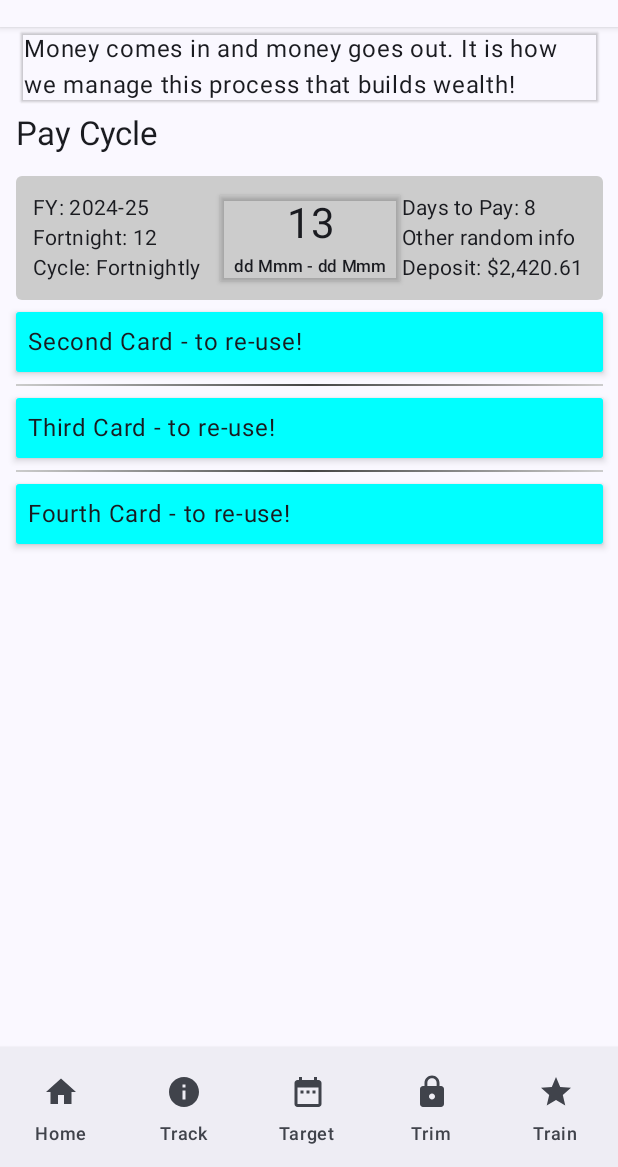
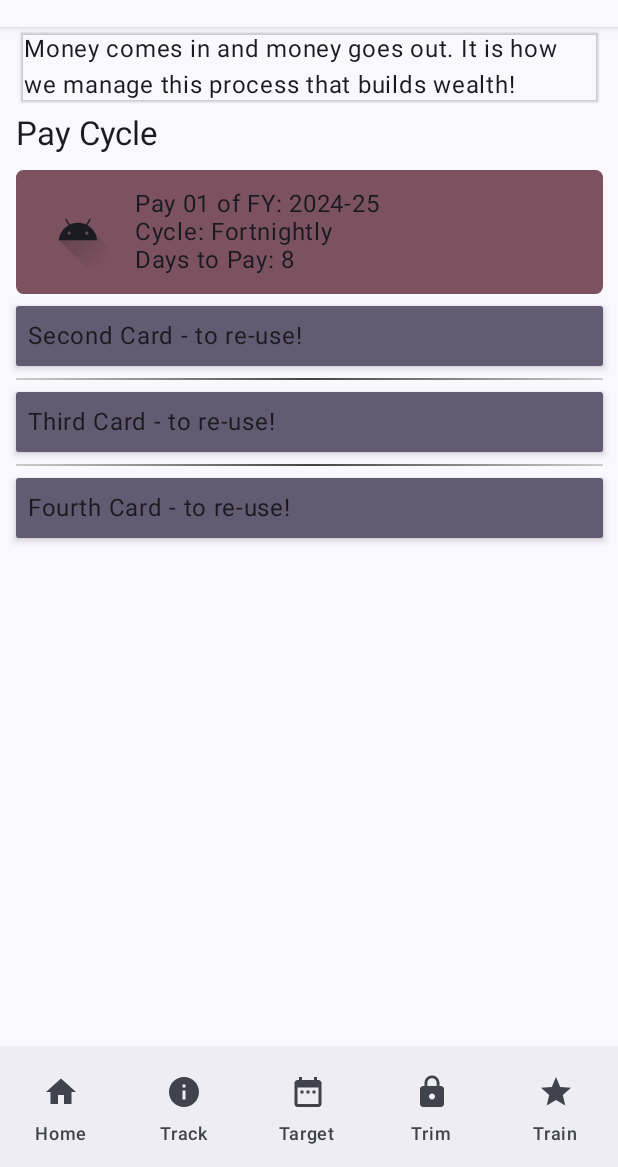
Before and after one commit to waynepeluso1982/Compose, an Android app built with Jetpack Compose: the HomeScreen screen opened through its navigation route, on a phone screen of 412 x 824 dp, the part 69-1236 px from its top. Run offline under Robolectric (Android 15) with nearby library versions, the phone set to English and light mode, and no system bars.

Commit message:
Minor change to cards

```diff
--- a/app/src/main/java/com/example/compose/MainActivity.kt
+++ b/app/src/main/java/com/example/compose/MainActivity.kt
@@ -75,10 +75,12 @@ import androidx.compose.material3.Button
 import androidx.compose.material3.Card
 import androidx.compose.material3.CardDefaults
 import androidx.compose.material3.Checkbox
+import androidx.compose.material3.ChipElevation
 import androidx.compose.material3.Divider
 import androidx.compose.material3.OutlinedTextField
 import androidx.compose.runtime.mutableStateListOf
 import androidx.compose.ui.graphics.Brush
+import androidx.compose.ui.graphics.painter.Painter
 import androidx.compose.ui.res.stringResource
 import androidx.compose.ui.text.font.FontStyle
 import androidx.compose.ui.text.style.TextOverflow
@@ -87,7 +89,9 @@ import androidx.compose.ui.tooling.preview.PreviewParameterProvider
 import androidx.compose.ui.unit.Dp
 import androidx.compose.ui.unit.sp
 import androidx.navigation.compose.rememberNavController
-
+import com.example.compose.ui.theme.British_Racing_Green
+import com.example.compose.ui.theme.Pink40
+import com.example.compose.ui.theme.PurpleGrey40
 
 
 //Global Variables
@@ -106,7 +110,7 @@ class MainActivity :
         setContent {
             ComposeTheme {
                 val startDestination = startDestination ?: "Home"
-                mainDisplay(startDestination = startDestination)
+                MainDisplay(startDestination = startDestination)
             }
         }
     }
@@ -116,7 +120,7 @@ fun main() {}
 
 data class Message(val author: String, val body: String)
 
-// Reusable componants.
+// Reusable components
 @Composable
 fun StandardCardView(
     modifier: Modifier = Modifier,
@@ -128,8 +132,8 @@ fun StandardCardView(
             .wrapContentHeight()
             .padding(top = 8.dp, bottom = 8.dp)
             .shadow(3.dp),
-        colors = CardDefaults.cardColors(containerColor = Color.Cyan) //TODO buld a decent colour scheme!
-        //elevation = CardDefaults.cardElevation(defaultElevation = 3.dp)
+        colors = CardDefaults.cardColors(containerColor = PurpleGrey40), //TODO build a decent colour scheme!
+        elevation = CardDefaults.cardElevation(defaultElevation = 3.dp)
     ) {
         Column(
             modifier = Modifier
@@ -171,7 +175,7 @@ class ComposableProvider : PreviewParameterProvider<String> {
 // ~~~~~~~~~App Bar & Navigation
 @OptIn(ExperimentalMaterial3Api::class)
 @Composable
-fun mainDisplay(startDestination: String /*for the preview navScreen*/) {
+fun MainDisplay(startDestination: String /*for the preview navScreen*/) {
     val navController = rememberNavController()
     //val drawerState = rememberDrawerState(initialValue = DrawerValue.Closed)
 
@@ -236,8 +240,8 @@ fun mainDisplay(startDestination: String /*for the preview navScreen*/) {
         Box(
             modifier = Modifier.fillMaxSize(),
             contentAlignment = Alignment.TopCenter
-        ) {
-            NavHost(navController, startDestination = "Profile", Modifier.padding(innerPadding)) { //Change back to home screen!
+        ) { //Change the Start Destination!
+            NavHost(navController, startDestination = "Home", Modifier.padding(innerPadding)) { //Change back to home screen!
                 composable("Home") { HomeScreen() }
                 composable("Track") { TrackingScreen() }
                 composable("Target") { TargetingScreen() }
@@ -359,7 +363,10 @@ fun ProfileScreen() {
             Row(modifier = Modifier
                 .align(Alignment.CenterHorizontally)
             ) {
-                Text(text = "How to use MIMO", modifier = Modifier.fillMaxWidth().weight(1f).align(Alignment.CenterVertically))
+                Text(text = "How to use MIMO", modifier = Modifier
+                    .fillMaxWidth()
+                    .weight(1f)
+                    .align(Alignment.CenterVertically))
                 Icon(imageVector = Icons.Filled.ArrowForward,
                     contentDescription = "Contact us")
             }
@@ -368,7 +375,10 @@ fun ProfileScreen() {
             Row(modifier = Modifier
                 .align(Alignment.CenterHorizontally)
             ) {
-                Text(text = "Contact Us", modifier = Modifier.fillMaxWidth().weight(1f).align(Alignment.CenterVertically))
+                Text(text = "Contact Us", modifier = Modifier
+                    .fillMaxWidth()
+                    .weight(1f)
+                    .align(Alignment.CenterVertically))
                 Icon(imageVector = Icons.Filled.ArrowForward,
                     contentDescription = "Contact us")
             }
@@ -377,7 +387,10 @@ fun ProfileScreen() {
             Row(modifier = Modifier
                 .align(Alignment.CenterHorizontally)
             ) {
-                Text(text = "Give Feedback", modifier = Modifier.fillMaxWidth().weight(1f).align(Alignment.CenterVertically))
+                Text(text = "Give Feedback", modifier = Modifier
+                    .fillMaxWidth()
+                    .weight(1f)
+                    .align(Alignment.CenterVertically))
                 Icon(imageVector = Icons.Filled.ArrowForward,
                     contentDescription = "Contact us")
             }
@@ -394,7 +407,10 @@ fun ProfileScreen() {
             Row(modifier = Modifier
                 .align(Alignment.CenterHorizontally)
             ) {
-                Text(text = "Notifications", modifier = Modifier.fillMaxWidth().weight(1f).align(Alignment.CenterVertically))
+                Text(text = "Notifications", modifier = Modifier
+                    .fillMaxWidth()
+                    .weight(1f)
+                    .align(Alignment.CenterVertically))
                 Icon(imageVector = Icons.Filled.ArrowForward,
                     contentDescription = "Contact us")
             }
@@ -403,7 +419,10 @@ fun ProfileScreen() {
             Row(modifier = Modifier
                 .align(Alignment.CenterHorizontally)
             ) {
-                Text(text = "Legal Notice", modifier = Modifier.fillMaxWidth().weight(1f).align(Alignment.CenterVertically))
+                Text(text = "Legal Notice", modifier = Modifier
+                    .fillMaxWidth()
+                    .weight(1f)
+                    .align(Alignment.CenterVertically))
                 Icon(imageVector = Icons.Filled.ArrowForward,
                     contentDescription = "Contact us")
             }
@@ -600,7 +619,11 @@ fun TrainingScreen() {
 // ~~~~App Bar & Navigation~~~~
 
 @Composable
-fun PayCycleCard() {
+fun PayCycleCard(
+    modifier: Modifier = Modifier
+        .fillMaxWidth()
+        .padding(16.dp)
+) {
     // Financial Year
     val dateToday = LocalDate.now()
     val isLeapYear = dateToday.year % 4 == 0 // Check if the current year is a leap year
@@ -621,75 +644,35 @@ fun PayCycleCard() {
         modifier = Modifier.padding(top = 4.dp, bottom = 4.dp)
     )
 
-    Spacer(modifier = Modifier.height(10.dp))
+    Spacer(modifier = Modifier.height(6.dp))
 
     Surface(
-        shape = RoundedCornerShape(4.dp),
-        color = Color.LightGray,
-        modifier = Modifier,
-        /*.shadow(2.dp)*/
-
-        //.fillMaxWidth(0.95f) //this sets the card to 95% of the column width
+        shape = RoundedCornerShape(5.dp),
+        color = Pink40,
+        modifier = Modifier.fillMaxWidth(),
     ) {
         Row(
             modifier = Modifier.padding(all = 11.dp),
-            verticalAlignment = Alignment.CenterVertically,
-            horizontalArrangement = Arrangement.Center
+            horizontalArrangement = Arrangement.SpaceEvenly,
+            verticalAlignment = Alignment.CenterVertically
         ) {
+            //TODO replace ICON
+            Icon(painter = painterResource(id = R.drawable.ic_launcher_foreground), contentDescription = "",
+                modifier = Modifier.size(60.dp))
 
-            Column( //LEFT Column
-                modifier = Modifier.weight(1f),
-                verticalArrangement = Arrangement.Center,
-                horizontalAlignment = Alignment.Start
+            Spacer(modifier = Modifier.width(8.dp))
+
+            Column( modifier = Modifier.weight(1f)
             ) {
-                Text(text = "FY: $financialYear", style = MaterialTheme.typography.bodyMedium)
-                Text(text = "Fortnight: 12", style = MaterialTheme.typography.bodyMedium)
-                Text(text = "Cycle: Fortnightly", style = MaterialTheme.typography.bodyMedium)
-            }
-
-            Column(
-//CENTER Column
-                modifier = Modifier.weight(1f),
-
-                ) {
-                Box(
-                    modifier = Modifier
-                        .fillMaxWidth()
-                        .padding(all = 1.dp)
-                        .shadow(2.dp),
-                    contentAlignment = Alignment.Center,
-                ) {
-                    Column(
-                        verticalArrangement = Arrangement.Center,
-                        horizontalAlignment = Alignment.CenterHorizontally
-                    ) {
-                        Text(
-                            text = dateToday.format(ddDateFormatted),
-                            style = MaterialTheme.typography.headlineMedium,
-                            modifier = Modifier.padding(1.dp)
-                        )
-                        Text(
-                            text = "dd Mmm - dd Mmm",
-                            style = MaterialTheme.typography.labelSmall,
-                            modifier = Modifier.padding(1.dp)
-                        )//perhaps the width is to wide for the box?!
-                        //TODO adjust second text to correct format
-                    }
-                }
-            }
-
-            Column(//RIGHT Column
-                modifier = Modifier.weight(1f),
-                verticalArrangement = Arrangement.Center,
-                horizontalAlignment = Alignment.Start
-            ) {
-                Text(text = "Days to Pay: 8", style = MaterialTheme.typography.bodyMedium)
-                Text(text = "Other random info", style = MaterialTheme.typography.bodyMedium)
-                Text(text = "Deposit: $2,420.61", style = MaterialTheme.typography.bodyMedium)
+                Text(text = "Pay 01 of FY: $financialYear", style = MaterialTheme.typography.bodyLarge)
+                Text(text = "Cycle: Fortnightly", style = MaterialTheme.typography.bodyLarge)
+                Text(text = "Days to Pay: 8", style = MaterialTheme.typography.bodyLarge)
             }
         }
     }
 }
+
+
 
 @Composable
 fun UpcomingBillCard() {
@@ -753,13 +736,13 @@ fun Conversation(messages: List<Message>) {
     }
 }
 
-@Preview(name = "Light Mode")
+//@Preview(name = "Light Mode")
 @Preview(
-    uiMode = Configuration.UI_MODE_NIGHT_YES,
+    uiMode = Configuration.UI_MODE_NIGHT_NO,
     showBackground = true,
     name = "Dark Mode"
 )
 @Composable /*for the preview navScreen*/
 fun MainDisplayPreview(@PreviewParameter(ComposableProvider::class) startDestination: String) {
-    mainDisplay(startDestination)
+    MainDisplay(startDestination)
 }//This takes in the class and enables the preview to accept the alternate screen.
```
